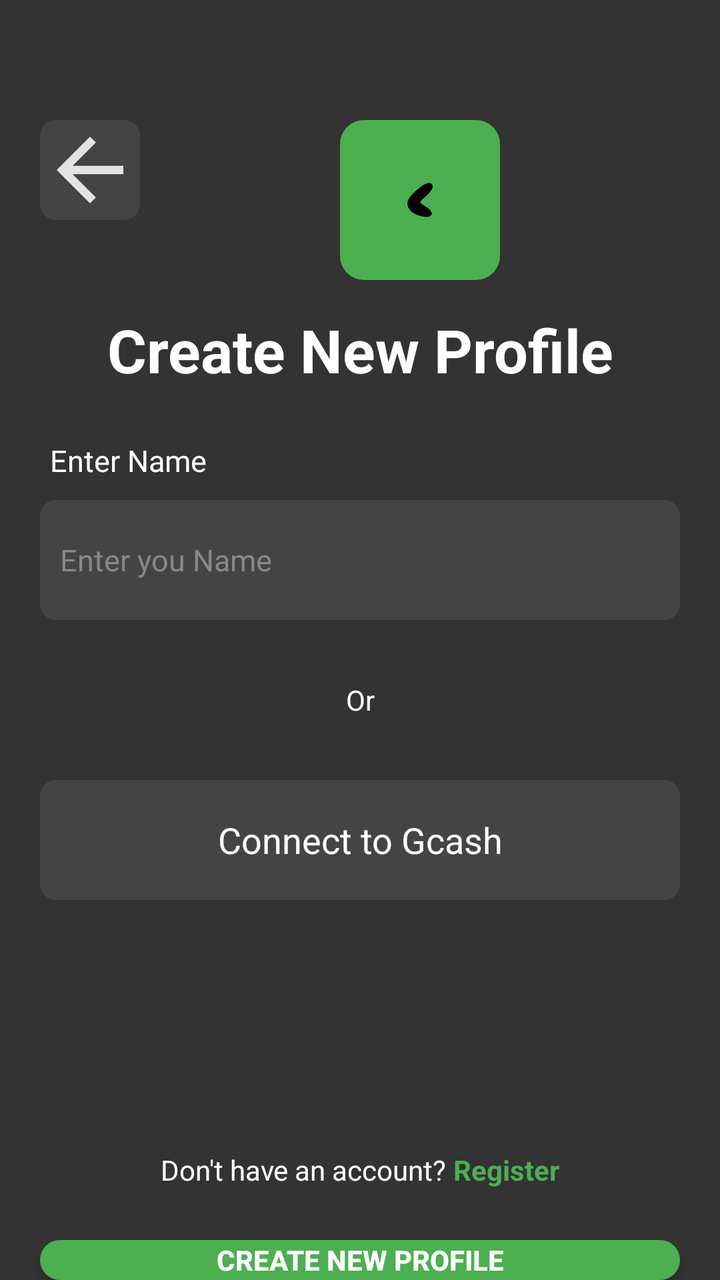
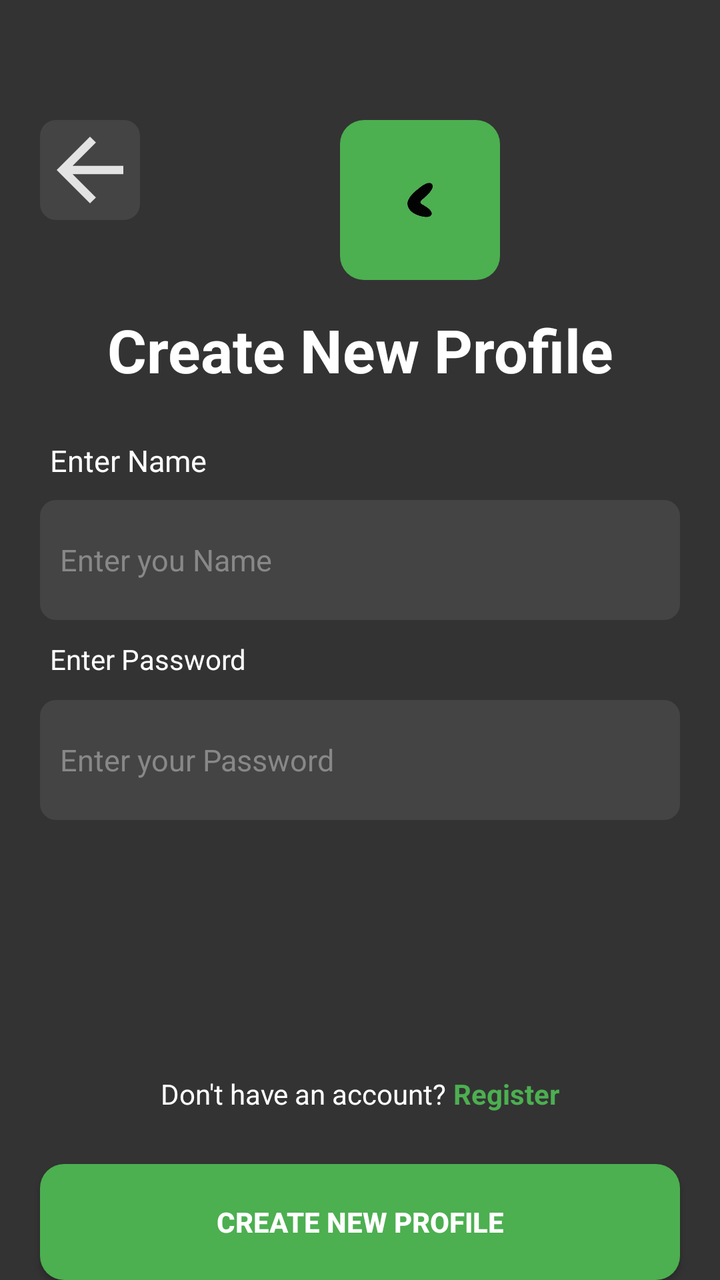

Compare the two renders of this Android layout. The source of the first and the diff that turns it into the second are given below.
<!-- AndroidManifest.xml: application theme Theme.MyApplication -->
<!-- res/layout/registration_activity.xml -->
<?xml version="1.0" encoding="utf-8"?>
<RelativeLayout xmlns:android="http://schemas.android.com/apk/res/android"
    android:layout_width="match_parent"
    android:layout_height="match_parent"
    xmlns:app="http://schemas.android.com/apk/res-auto"
    android:background="#333333">


    <FrameLayout
        android:id="@+id/arrowbox"
        android:layout_width="50dp"
        android:layout_height="50dp"
        android:background="@drawable/bg_input_field"
        android:layout_marginTop="60dp"
        android:layout_marginLeft="20dp">

        <ImageView
            android:id="@+id/backbutton"
            android:layout_width="match_parent"
            android:layout_height="match_parent"
            android:src="@drawable/arrow_back_24dp_e3e3e3_fill0_wght400_grad0_opsz24"/>
    </FrameLayout>

    <FrameLayout
        android:id="@+id/logoBox"
        android:layout_width="80dp"
        android:layout_height="80dp"
        android:layout_marginTop="60dp"
        android:background="@drawable/bg_logo_box"
        android:layout_toEndOf="@id/arrowbox"
        android:layout_marginLeft="100dp">

        <ImageView
            android:layout_width="match_parent"
            android:layout_height="match_parent"
            android:src="@drawable/my_logo"/>
    </FrameLayout>

    <TextView
        android:id="@+id/txtNewProfile"
        android:layout_width="match_parent"
        android:layout_height="50dp"
        android:text="Create New Profile"
        android:textColor="@color/white"
        android:textSize="30dp"
        android:textStyle="bold"
        android:gravity="center"
        android:layout_below="@id/logoBox"
        android:layout_marginTop="10dp"/>

    <TextView
        android:id="@+id/txtRegistrationName"
        android:layout_width="100dp"
        android:layout_height="30dp"
        android:layout_below="@id/txtNewProfile"
        android:layout_marginLeft="25dp"
        android:text="Enter Name"
        android:textColor="@color/white" 
        android:layout_marginTop="20dp"
        android:textSize="15dp"/>
    
    <EditText
        android:id="@+id/btnEnterName"
        android:layout_width="match_parent"
        android:layout_height="60dp"
        android:background="@drawable/bg_input_field"
        android:layout_below="@id/txtRegistrationName"
        android:layout_marginLeft="20dp"
        android:layout_marginRight="20dp"
        android:hint="Enter you Name"
        android:textColorHint="#888888"
        android:padding="10dp"
        android:textSize="15dp"/>

    <TextView
        android:id="@+id/txtOr"
        android:layout_width="match_parent"
        android:layout_height="20dp"
        android:text="Or"
        android:textColor="@color/white"
        android:gravity="center"
        android:layout_below="@id/btnEnterName"
        android:layout_marginTop="30dp"/>

    <EditText
        android:id="@+id/btnGcash"
        android:layout_width="match_parent"
        android:layout_height="60dp"
        android:background="@drawable/bg_input_field"
        android:text="Connect to Gcash"
        android:textColor="@color/white"
        android:gravity="center"
        android:layout_marginRight="20dp"
        android:layout_marginLeft="20dp"
        android:layout_below="@id/txtOr"
        android:layout_marginTop="30dp"/>

    <RelativeLayout
        android:layout_width="match_parent"
        android:layout_height="match_parent"
        android:layout_below="@id/btnGcash"
        android:layout_marginTop="50dp">

        <LinearLayout
            android:id="@+id/lineartxt"
            android:layout_width="match_parent"
            android:layout_height="30dp"
            android:layout_marginTop="70dp"
            android:gravity="center">

            <TextView
                android:id="@+id/txtDoYouHaveAccount"
                android:layout_width="wrap_content"
                android:layout_height="wrap_content"
                android:text="Don't have an account? "
                android:textColor="#FFFFFF"/>

            <TextView
                android:id="@+id/tvRegister"
                android:layout_width="wrap_content"
                android:layout_height="wrap_content"
                android:text="Register"
                android:textColor="#4CAF50"
                android:textStyle="bold"
                android:layout_toEndOf="@id/txtDoYouHaveAccount"/>
        </LinearLayout>

        <androidx.appcompat.widget.AppCompatButton
            android:id="@+id/btnRegCreateNewProfile"
            android:layout_width="match_parent"
            android:layout_height="60dp"
            android:layout_below="@id/lineartxt"
            android:layout_marginTop="20dp"
            android:background="@drawable/bg_logo_box"
            android:layout_marginLeft="20dp"
            android:layout_marginRight="20dp"
            android:text="Create New Profile"
            android:textStyle="bold"
            android:textColor="@color/white"
            android:gravity="center"/>

    </RelativeLayout>



</RelativeLayout>
<!-- resources referenced by this layout -->
<resources>
  <color name="white">#FFFFFFFF</color>
  <!-- drawable arrow_back_24dp_e3e3e3_fill0_wght400_grad0_opsz24 (drawable) -->
  <vector xmlns:android="http://schemas.android.com/apk/res/android"
      android:width="2dp"
      android:height="2dp"
      android:viewportWidth="960"
      android:viewportHeight="960">
    <path
        android:pathData="m313,520 l224,224 -57,56 -320,-320 320,-320 57,56 -224,224h487v80L313,520Z"
        android:fillColor="#e3e3e3"/>
  </vector>
  <!-- drawable bg_input_field (drawable) -->
  <?xml version="1.0" encoding="utf-8"?>
  <shape xmlns:android="http://schemas.android.com/apk/res/android">
      <solid android:color="#444444" />
      <corners android:radius="8dp" />
  </shape>
  <!-- drawable bg_logo_box (drawable) -->
  <?xml version="1.0" encoding="utf-8"?>
  <shape xmlns:android="http://schemas.android.com/apk/res/android">
      <solid android:color="#4CAF50" />
      <corners android:radius="12dp" />
  </shape>
  <!-- drawable my_logo: png bitmap (drawable, 20622 bytes) -->
  <style name="Theme.MyApplication" parent="Base.Theme.MyApplication" />
  <style name="Base.Theme.MyApplication" parent="Theme.Material3.DayNight.NoActionBar">
          
          
      </style>
</resources>

<!-- the commit's change to res/layout/registration_activity.xml (unified diff, before → after) -->
@@ -58,48 +58,53 @@
         android:textColor="@color/white" 
         android:layout_marginTop="20dp"
         android:textSize="15dp"/>
-    
+
+
     <EditText
         android:id="@+id/btnEnterName"
         android:layout_width="match_parent"
         android:layout_height="60dp"
-        android:background="@drawable/bg_input_field"
         android:layout_below="@id/txtRegistrationName"
         android:layout_marginLeft="20dp"
+        android:layout_marginTop="0dp"
         android:layout_marginRight="20dp"
+        android:background="@drawable/bg_input_field"
         android:hint="Enter you Name"
+        android:padding="10dp"
         android:textColorHint="#888888"
-        android:padding="10dp"
-        android:textSize="15dp"/>
+        android:textSize="15dp"
+        android:textColor="@color/white"/>
 
     <TextView
         android:id="@+id/txtOr"
         android:layout_width="match_parent"
         android:layout_height="20dp"
-        android:text="Or"
+        android:text="Enter Password"
         android:textColor="@color/white"
-        android:gravity="center"
+        android:layout_marginLeft="25dp"
         android:layout_below="@id/btnEnterName"
-        android:layout_marginTop="30dp"/>
+        android:layout_marginTop="10dp"/>
 
     <EditText
-        android:id="@+id/btnGcash"
+        android:id="@+id/btnEnterPassword"
         android:layout_width="match_parent"
         android:layout_height="60dp"
+        android:layout_below="@id/txtOr"
+        android:layout_marginLeft="20dp"
+        android:layout_marginTop="10dp"
+        android:layout_marginRight="20dp"
         android:background="@drawable/bg_input_field"
-        android:text="Connect to Gcash"
+        android:hint="Enter your Password"
         android:textColor="@color/white"
-        android:gravity="center"
-        android:layout_marginRight="20dp"
-        android:layout_marginLeft="20dp"
-        android:layout_below="@id/txtOr"
-        android:layout_marginTop="30dp"/>
+        android:textColorHint="#888888"
+        android:textSize="15dp"
+        android:padding="10dp"/>
 
     <RelativeLayout
         android:layout_width="match_parent"
         android:layout_height="match_parent"
-        android:layout_below="@id/btnGcash"
-        android:layout_marginTop="50dp">
+        android:layout_below="@id/btnEnterPassword"
+        android:layout_marginTop="52dp">
 
         <LinearLayout
             android:id="@+id/lineartxt"
@@ -113,16 +118,16 @@
                 android:layout_width="wrap_content"
                 android:layout_height="wrap_content"
                 android:text="Don't have an account? "
-                android:textColor="#FFFFFF"/>
+                android:textColor="#FFFFFF" />
 
             <TextView
                 android:id="@+id/tvRegister"
                 android:layout_width="wrap_content"
                 android:layout_height="wrap_content"
+                android:layout_toEndOf="@id/txtDoYouHaveAccount"
                 android:text="Register"
                 android:textColor="#4CAF50"
-                android:textStyle="bold"
-                android:layout_toEndOf="@id/txtDoYouHaveAccount"/>
+                android:textStyle="bold" />
         </LinearLayout>
 
         <androidx.appcompat.widget.AppCompatButton
@@ -130,17 +135,16 @@
             android:layout_width="match_parent"
             android:layout_height="60dp"
             android:layout_below="@id/lineartxt"
+            android:layout_marginLeft="20dp"
             android:layout_marginTop="20dp"
+            android:layout_marginRight="20dp"
             android:background="@drawable/bg_logo_box"
-            android:layout_marginLeft="20dp"
-            android:layout_marginRight="20dp"
+            android:gravity="center"
             android:text="Create New Profile"
-            android:textStyle="bold"
             android:textColor="@color/white"
-            android:gravity="center"/>
+            android:textStyle="bold" />
 
     </RelativeLayout>
 
 
-
 </RelativeLayout>
